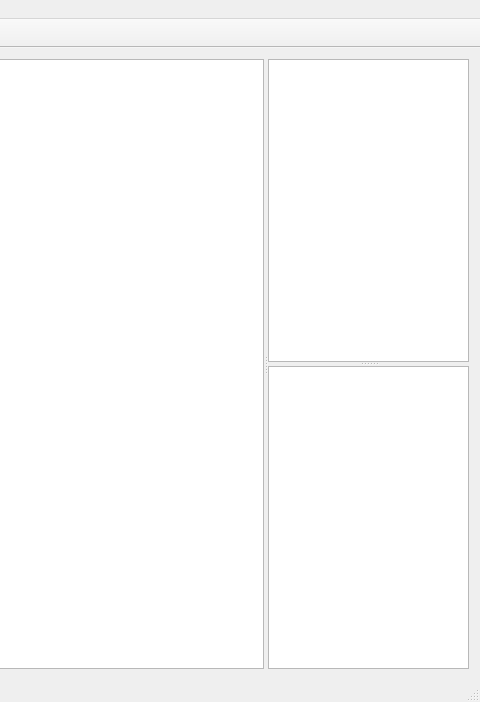
Above: mainwindow.ui from chrismanning/ddvs before the change; both pictures show x 352 to 832 and y 0 to 702 of the 832 by 702 pixel window. Below: the same form after it.
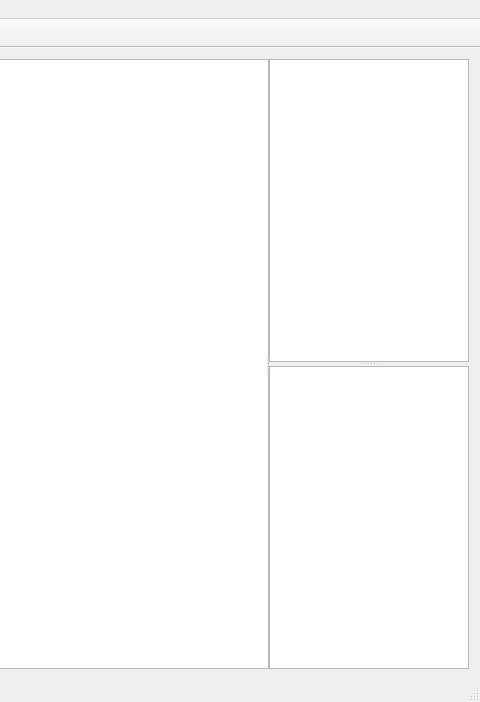
That is the form after the change. Icons and pictures are not drawn.

Commit message: Modify some widget minimum sizes to be more compatible with linux. Add c++11 support (qt-4.8+)

Diff of the .ui file:
```diff
--- a/mainwindow.ui
+++ b/mainwindow.ui
@@ -41,8 +41,8 @@
        </property>
        <property name="minimumSize">
         <size>
-         <width>605</width>
-         <height>605</height>
+         <width>610</width>
+         <height>610</height>
         </size>
        </property>
        <property name="renderHints">
```
The commit also changes 2 other files.
